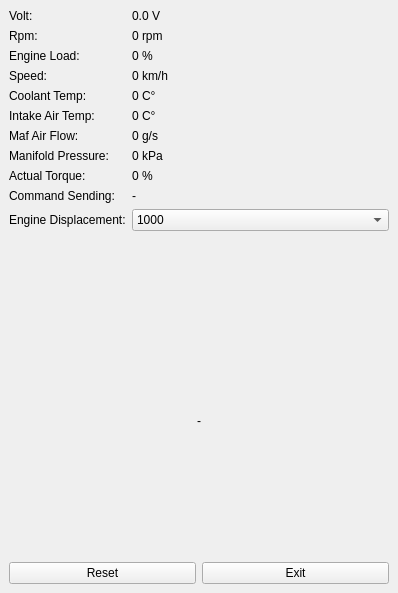
Above: obdscan.ui from takyonxxx/Elm327_Wifi_Obd2_Qt_Project before the change. Below: the same form after it.
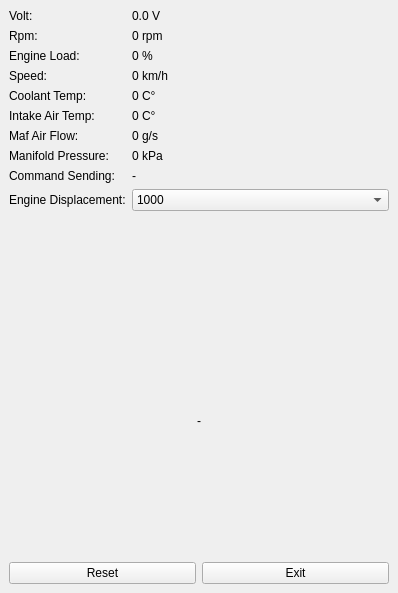
That is the form after the change.

```diff
--- a/obdscan.ui
+++ b/obdscan.ui
@@ -138,41 +138,27 @@
          </widget>
         </item>
         <item row="8" column="0">
-         <widget class="QLabel" name="labelActualTorqueTitle">
-          <property name="text">
-           <string>Actual Torque:</string>
-          </property>
-         </widget>
-        </item>
-        <item row="8" column="1">
-         <widget class="QLabel" name="labelActualTorque">
-          <property name="text">
-           <string>0 %</string>
-          </property>
-         </widget>
-        </item>
-        <item row="9" column="0">
          <widget class="QLabel" name="labelStatusTitle">
           <property name="text">
            <string>Command Sending:</string>
           </property>
          </widget>
         </item>
-        <item row="9" column="1">
+        <item row="8" column="1">
          <widget class="QLabel" name="labelStatus">
           <property name="text">
            <string>-</string>
           </property>
          </widget>
         </item>
-        <item row="10" column="0">
+        <item row="9" column="0">
          <widget class="QLabel" name="labelEngineDisplacement">
           <property name="text">
            <string>Engine Displacement:</string>
           </property>
          </widget>
         </item>
-        <item row="10" column="1">
+        <item row="9" column="1">
          <widget class="QComboBox" name="comboEngineDisplacement">
           <item>
            <property name="text">
```
Left out of the diff: 2 changed lines with no effect on the pictures.
